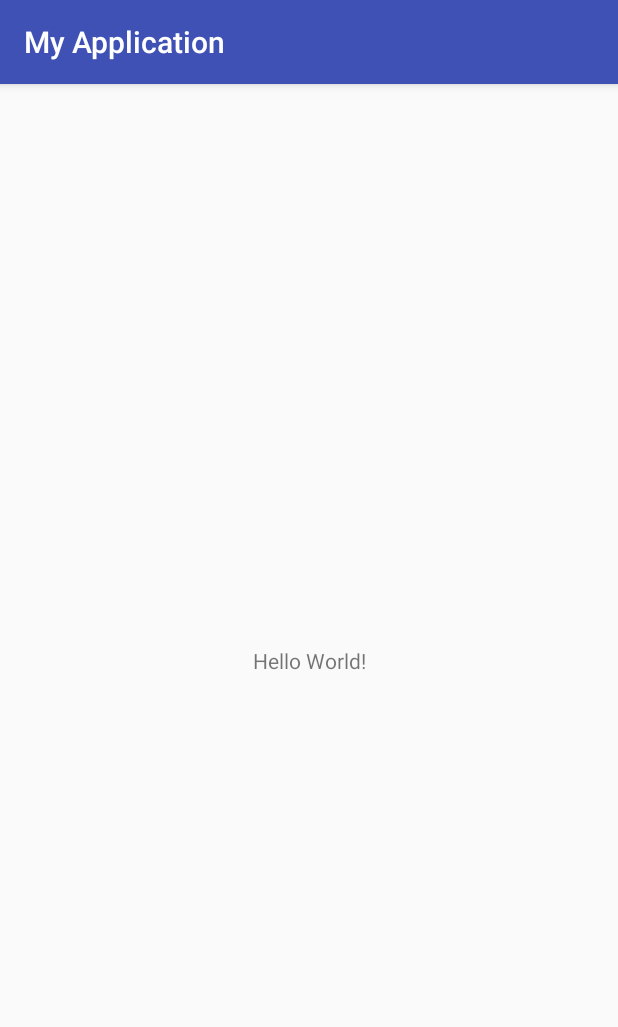
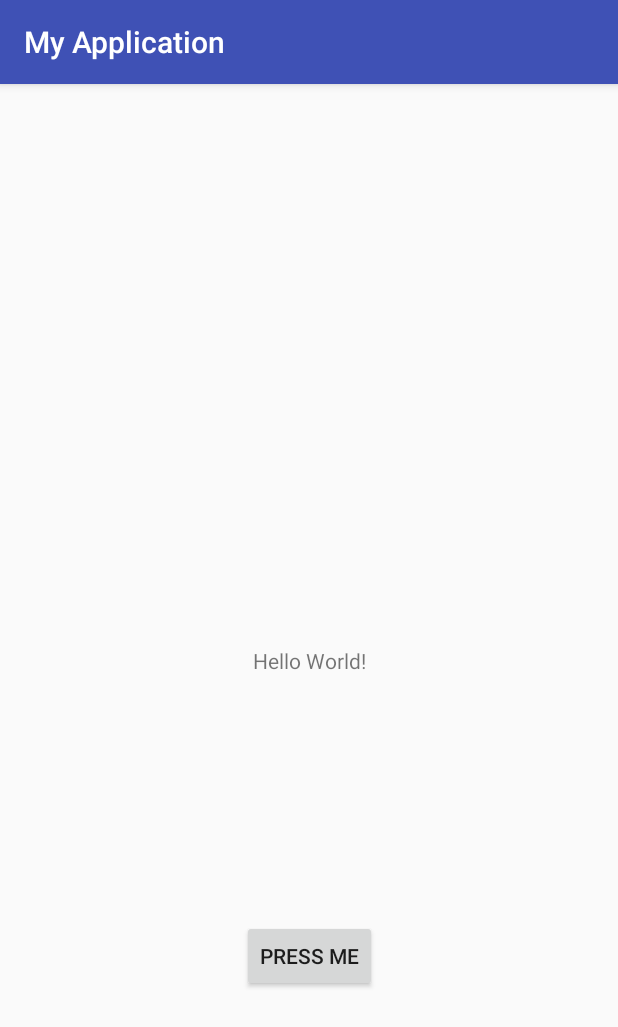
Before and after one commit to jjyung/AndroidPratice, an Android app: the screen it shows after launch (MainActivity), on a phone screen of 412 x 824 dp. Shown: the top 1027 px of the screen. Run offline under Robolectric (Android 15) with nearby library versions, the phone set to English and light mode, and no system bars.

Commit message:
button practice

```diff
--- a/MyFirstApplication/app/src/main/java/com/example/zhiyang/myapplication/MainActivity.java
+++ b/MyFirstApplication/app/src/main/java/com/example/zhiyang/myapplication/MainActivity.java
@@ -2,12 +2,30 @@ package com.example.zhiyang.myapplication;
 
 import android.support.v7.app.AppCompatActivity;
 import android.os.Bundle;
+import android.view.View;
+import android.widget.Button;
+import android.widget.TextView;
 
 public class MainActivity extends AppCompatActivity {
+
+    private Button pressMeBtn;
+    private TextView helloWorldTextView;
 
     @Override
     protected void onCreate(Bundle savedInstanceState) {
         super.onCreate(savedInstanceState);
         setContentView(R.layout.activity_main);
+
+        pressMeBtn = (Button) findViewById(R.id.pressMeBtn);
+        helloWorldTextView = (TextView) findViewById(R.id.helloWorldTextView);
+
+        pressMeBtn.setOnClickListener(new Button.OnClickListener(){
+            @Override
+            public void onClick(View view) {
+                helloWorldTextView.setText("Stay Hungry, Stay Foolish.");
+            }
+        });
     }
+
+
 }
--- a/MyFirstApplication/app/src/main/res/layout/activity_main.xml
+++ b/MyFirstApplication/app/src/main/res/layout/activity_main.xml
@@ -13,6 +13,21 @@
         app:layout_constraintBottom_toBottomOf="parent"
         app:layout_constraintLeft_toLeftOf="parent"
         app:layout_constraintRight_toRightOf="parent"
-        app:layout_constraintTop_toTopOf="parent" />
+        app:layout_constraintTop_toTopOf="parent"
+        android:id="@+id/helloWorldTextView" />
+
+    <Button
+        android:id="@+id/pressMeBtn"
+        android:layout_width="wrap_content"
+        android:layout_height="wrap_content"
+        android:text="PRESS ME"
+        android:layout_marginTop="8dp"
+        app:layout_constraintTop_toBottomOf="@+id/helloWorldTextView"
+        app:layout_constraintBottom_toBottomOf="parent"
+        android:layout_marginBottom="8dp"
+        android:layout_marginLeft="8dp"
+        app:layout_constraintLeft_toLeftOf="parent"
+        android:layout_marginRight="8dp"
+        app:layout_constraintRight_toRightOf="parent" />
 
 </android.support.constraint.ConstraintLayout>
```
